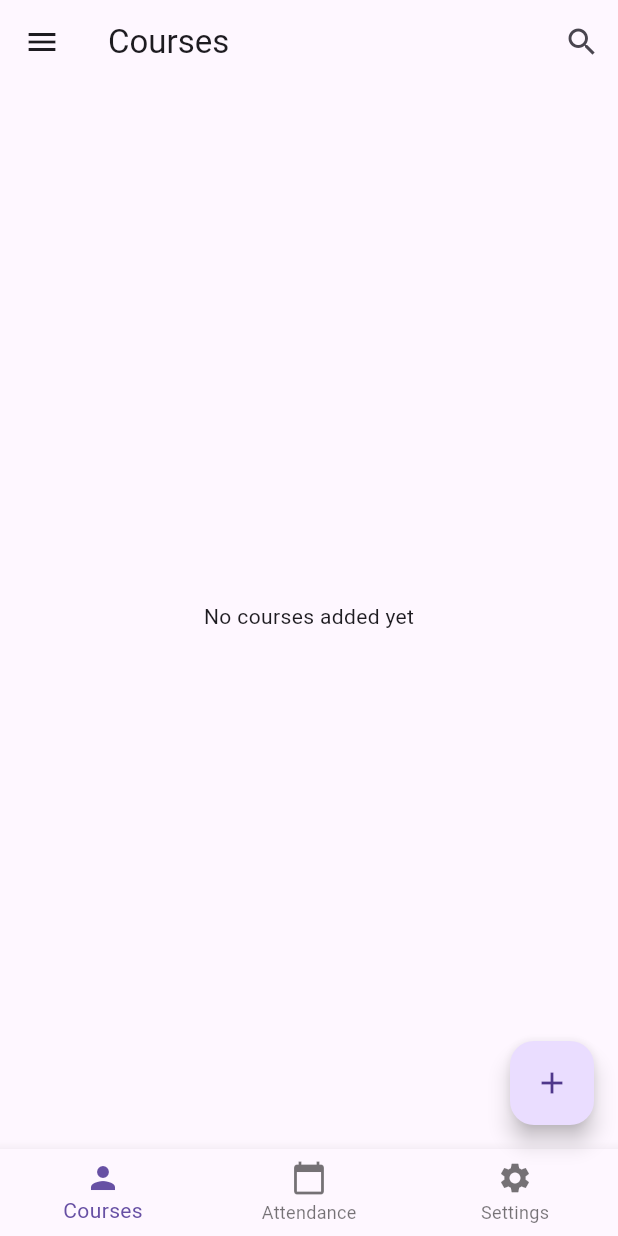
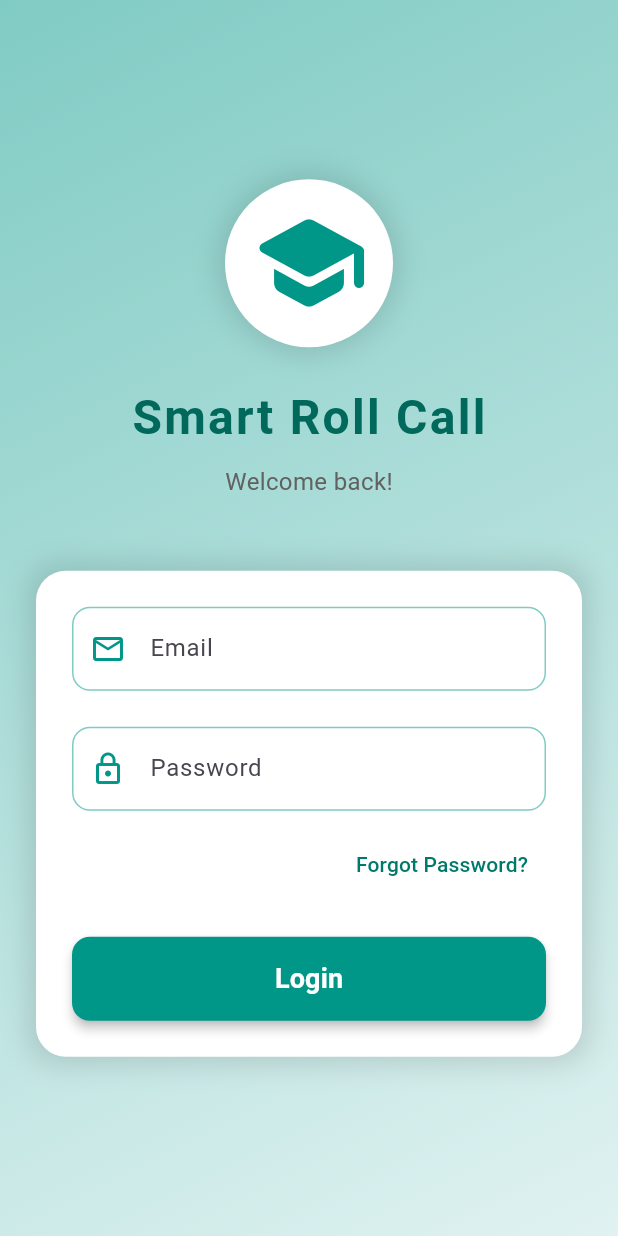
Before and after one commit to ShubhamDevPro/Smart_RollCall_Flutter, a Flutter app: the screen it shows after launch, on a phone screen of 412 x 824 dp. Run offline on Flutter 3.47's test engine with Material 3 defaults, Android fonts, the light colour scheme and no system bars; our stand-ins replace cloud_firestore, firebase_auth, firebase_core, share_plus; missing offline and left inert: excel, universal_html; accounts and stored records are empty.

Commit message:
auth added

```diff
--- /dev/null
+++ b/lib/auth/auth_page.dart
@@ -0,0 +1,28 @@
+import 'package:flutter/material.dart';
+import 'package:firebase_auth/firebase_auth.dart';
+import 'home_page.dart';
+import 'login_page.dart';
+
+// AuthPage handles the authentication state and decides which page to show
+class AuthPage extends StatelessWidget {
+  const AuthPage({super.key});
+
+  @override
+  Widget build(BuildContext context) {
+    return Scaffold(
+      body: StreamBuilder<User?>(
+        // Listen to authentication state changes
+        stream: FirebaseAuth.instance.authStateChanges(),
+        builder: (context, snapshot) {
+          // If user is authenticated, show HomePage
+          if (snapshot.hasData) {
+            return HomePage();
+          } else {
+            // If user is not authenticated, show LoginPage
+            return LoginPage();
+          }
+        },
+      ),
+    );
+  }
+}
--- /dev/null
+++ b/lib/auth/login_page.dart
@@ -0,0 +1,218 @@
+// ignore_for_file: prefer_const_constructors, prefer_const_literals_to_create_immutables
+
+import 'package:flutter/material.dart';
+
+import '../services/auth_service.dart';
+import 'auth_success_animation.dart';
+
+class LoginPage extends StatelessWidget {
+  final _formKey = GlobalKey<FormState>();
+  final TextEditingController _emailController = TextEditingController();
+  final TextEditingController _passwordController = TextEditingController();
+
+  LoginPage({super.key});
+
+  @override
+  Widget build(BuildContext context) {
+    return Scaffold(
+      body: Container(
+        decoration: BoxDecoration(
+          gradient: LinearGradient(
+            begin: Alignment.topLeft,
+            end: Alignment.bottomRight,
+            colors: [
+              Colors.teal.shade200,
+              Colors.teal.shade50,
+            ],
+          ),
+        ),
+        child: SafeArea(
+          child: Center(
+            child: SingleChildScrollView(
+              child: Padding(
+                padding: const EdgeInsets.all(24.0),
+                child: Column(
+                  mainAxisAlignment: MainAxisAlignment.center,
+                  children: [
+                    // Logo and Title
+                    Container(
+                      padding: EdgeInsets.all(16),
+                      decoration: BoxDecoration(
+                        shape: BoxShape.circle,
+                        color: Colors.white,
+                        boxShadow: [
+                          BoxShadow(
+                            color: Colors.black12,
+                            blurRadius: 15,
+                            spreadRadius: 5,
+                          ),
+                        ],
+                      ),
+                      child: Icon(
+                        Icons.school_rounded,
+                        size: 80,
+                        color: Colors.teal,
+                      ),
+                    ),
+                    SizedBox(height: 24),
+                    Text(
+                      "Smart Roll Call",
+                      style: TextStyle(
+                        color: Colors.teal.shade800,
+                        fontSize: 32,
+                        fontWeight: FontWeight.bold,
+                        letterSpacing: 1.5,
+                      ),
+                    ),
+                    SizedBox(height: 8),
+                    Text(
+                      "Welcome back!",
+                      style: TextStyle(
+                        color: Colors.grey.shade700,
+                        fontSize: 16,
+                      ),
+                    ),
+                    SizedBox(height: 48),
+
+                    // Login Form
+                    Container(
+                      padding: EdgeInsets.all(24),
+                      decoration: BoxDecoration(
+                        color: Colors.white,
+                        borderRadius: BorderRadius.circular(20),
+                        boxShadow: [
+                          BoxShadow(
+                            color: Colors.black12,
+                            blurRadius: 15,
+                            spreadRadius: 5,
+                          ),
+                        ],
+                      ),
+                      child: Form(
+                        key: _formKey,
+                        child: Column(
+                          crossAxisAlignment: CrossAxisAlignment.start,
+                          children: [
+                            // Email field
+                            TextFormField(
+                              controller: _emailController,
+                              decoration: InputDecoration(
+                                labelText: 'Email',
+                                prefixIcon: Icon(Icons.email_outlined, color: Colors.teal),
+                                border: OutlineInputBorder(
+                                  borderRadius: BorderRadius.circular(12),
+                                ),
+                                enabledBorder: OutlineInputBorder(
+                                  borderRadius: BorderRadius.circular(12),
+                                  borderSide: BorderSide(color: Colors.teal.shade200),
+                                ),
+                                focusedBorder: OutlineInputBorder(
+                                  borderRadius: BorderRadius.circular(12),
+                                  borderSide: BorderSide(color: Colors.teal, width: 2),
+                                ),
+                              ),
+                              validator: (value) {
+                                if (value == null || value.isEmpty) {
+                                  return 'Please enter your email';
+                                } else if (!RegExp(r'^[^@]+@[^@]+\.[^@]+').hasMatch(value)) {
+                                  return 'Please enter a valid email';
+                                }
+                                return null;
+                              },
+                            ),
+                            SizedBox(height: 24),
+
+                            // Password field
+                            TextFormField(
+                              controller: _passwordController,
+                              obscureText: true,
+                              decoration: InputDecoration(
+                                labelText: 'Password',
+                                prefixIcon: Icon(Icons.lock_outline, color: Colors.teal),
+                                border: OutlineInputBorder(
+                                  borderRadius: BorderRadius.circular(12),
+                                ),
+                                enabledBorder: OutlineInputBorder(
+                                  borderRadius: BorderRadius.circular(12),
+                                  borderSide: BorderSide(color: Colors.teal.shade200),
+                                ),
+                                focusedBorder: OutlineInputBorder(
+                                  borderRadius: BorderRadius.circular(12),
+                                  borderSide: BorderSide(color: Colors.teal, width: 2),
+                                ),
+                              ),
+                              validator: (value) {
+                                if (value == null || value.isEmpty) {
+                                  return 'Please enter your password';
+                                }
+                                return null;
+                              },
+                            ),
+                            SizedBox(height: 12),
+
+                            // Forgot Password
+                            Align(
+                              alignment: Alignment.centerRight,
+                              child: TextButton(
+                                onPressed: () {
+                                  // Add forgot password functionality
+                                },
+                                child: Text(
+                                  'Forgot Password?',
+                                  style: TextStyle(color: Colors.teal.shade700),
+                                ),
+                              ),
+                            ),
+                            SizedBox(height: 24),
+
+                            // Login button
+                            SizedBox(
+                              width: double.infinity,
+                              height: 56,
+                              child: ElevatedButton(
+                                onPressed: () async {
+                                  if (_formKey.currentState!.validate()) {
+                                    final _authService = AuthService();
+                                    bool success = await _authService.signInWithEmailPassword(
+                                      _emailController.text,
+                                      _passwordController.text,
+                                    );
+                                    if (success) {
+                                      Navigator.pushReplacement(
+                                        context,
+                                        MaterialPageRoute(builder: (context) => AuthSuccessAnimation()),
+                                      );
+                                    }
+                                  }
+                                },
+                                style: ElevatedButton.styleFrom(
+                                  backgroundColor: Colors.teal,
+                                  shape: RoundedRectangleBorder(
+                                    borderRadius: BorderRadius.circular(12),
+                                  ),
+                                  elevation: 3,
+                                ),
+                                child: Text(
+                                  "Login",
+                                  style: TextStyle(
+                                    color: Colors.white,
+                                    fontSize: 18,
+                                    fontWeight: FontWeight.bold,
+                                  ),
+                                ),
+                              ),
+                            ),
+                          ],
+                        ),
+                      ),
+                    )
+                  ],
+                ),
+              ),
+            ),
+          ),
+        ),
+      ),
+    );
+  }
+}
--- a/lib/main.dart
+++ b/lib/main.dart
@@ -1,6 +1,6 @@
 import 'package:flutter/material.dart';
 import 'package:firebase_core/firebase_core.dart';
-import 'package:smart_roll_call_flutter/screens/homescreen.dart';
+import 'auth/auth_page.dart';
 import 'firebase_options.dart'; // Import the generated file
 
 void main() async {
@@ -29,7 +29,7 @@ class MyApp extends StatelessWidget {
       theme: ThemeData(
         primarySwatch: Colors.blue,
       ),
-      home: MyHomePage(),
+      home: AuthPage(),
     );
   }
 }
--- /dev/null
+++ b/lib/services/auth_service.dart
@@ -0,0 +1,48 @@
+import 'package:firebase_auth/firebase_auth.dart';
+
+/// AuthService class handles authentication operations using Firebase Auth
+class AuthService {
+  final FirebaseAuth _auth = FirebaseAuth.instance;
+
+  /// Attempts to sign in the user with email and password
+  /// Returns true if successful, false otherwise
+  Future<bool> signInWithEmailPassword(String email, String password) async {
+    try {
+      await _auth.signInWithEmailAndPassword(
+        email: email,
+        password: password,
+      );
+      return true;
+    } catch (e) {
+      print('Sign in error: $e');
+      return false;
+    }
+  }
+
+  /// Registers a new user with email and password
+  /// Returns true if successful, false otherwise
+  Future<bool> registerWithEmailPassword(String email, String password) async {
+    try {
+      await _auth.createUserWithEmailAndPassword(
+        email: email,
+        password: password,
+      );
+      return true;
+    } catch (e) {
+      print('Registration error: $e');
+      return false;
+    }
+  }
+
+  /// Signs out the current user from Firebase
+  /// Returns true if successful, false otherwise
+  Future<bool> signOut() async {
+    try {
+      await _auth.signOut();
+      return true;
+    } catch (e) {
+      print('Sign out error: $e');
+      return false;
+    }
+  }
+}
--- a/pubspec.yaml
+++ b/pubspec.yaml
@@ -32,6 +32,7 @@ dependencies:
     sdk: flutter
   firebase_core: ^3.6.0
   cloud_firestore: ^5.4.4
+  firebase_auth: ^5.3.1
   cupertino_icons: ^1.0.8
   excel: ^2.1.0
   path_provider: ^2.1.2
```
Also changed, not shown: lib/auth/auth_success_animation.dart (added, +75 -0 lines), lib/auth/home_page.dart (added, +63 -0 lines), pubspec.lock, 3 other files.
